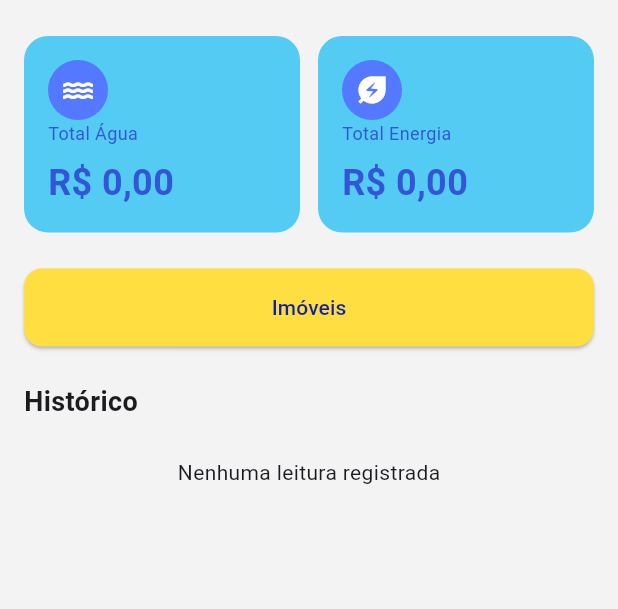
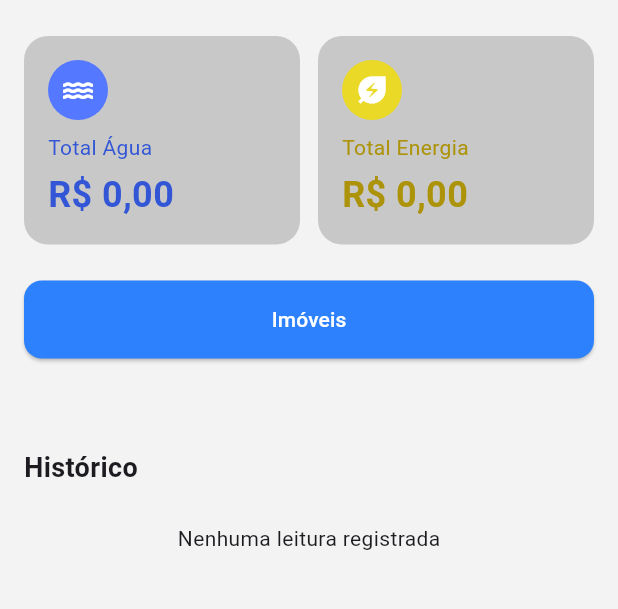
Before and after one commit to rafaelfmaranhao/medidor_plus, a Flutter app: the Dashboard screen opened directly, on a phone screen of 412 x 824 dp, the part 207-816 px from its top. Run offline on Flutter 3.47's test engine with Material 3 defaults, Android fonts, the phone set to English and light mode, and no system bars; our stand-ins replace datetime_picker_formfield_new, flutter_dotenv, shared_preferences; accounts and stored records are empty; network calls fail.

Commit message:
alteração de cores do dashboard

```diff
--- a/lib/screens/dashboard.dart
+++ b/lib/screens/dashboard.dart
@@ -78,7 +78,7 @@ class _DashboardState extends State<Dashboard> {
                   criarCards(),
                   SizedBox(height: 24),
                   btnAdd(context),
-                  SizedBox(height: 24),
+                  SizedBox(height: 60),
                   Text(
                     'Histórico',
                     style: TextStyle(fontSize: 18, fontWeight: FontWeight.bold),
@@ -155,7 +155,7 @@ class _DashboardState extends State<Dashboard> {
           child: Container(
             padding: EdgeInsets.all(16),
             decoration: BoxDecoration(
-              color: Color(0xFF53CBF3),
+              color: Color.fromARGB(255, 200, 200, 200),
               borderRadius: BorderRadius.circular(16),
             ),
             child: Column(
@@ -165,13 +165,15 @@ class _DashboardState extends State<Dashboard> {
                   backgroundColor: Color(0xFF5478FF),
                   child: Icon(Icons.water_sharp, color: Colors.white),
                 ),
-                SizedBox(width: 8),
+
+                SizedBox(height: 8,),
+
                 Text(
                   'Total Água',
-                  style: TextStyle(color: Color.fromARGB(255, 50, 86, 214), fontSize: 12),
+                  style: TextStyle(color: Color.fromARGB(255, 50, 86, 214), fontSize: 14),
                 ),
 
-                SizedBox(height: 8),
+                SizedBox(height: 5),
 
                 Text(
                   formatarReais(double.parse(totalAgua)),
@@ -192,27 +194,30 @@ class _DashboardState extends State<Dashboard> {
           child: Container(
             padding: EdgeInsets.all(16),
             decoration: BoxDecoration(
-              color: Color(0xFF53CBF3),
+              color: Color.fromARGB(255, 200, 200, 200),
               borderRadius: BorderRadius.circular(16),
             ),
             child: Column(
               crossAxisAlignment: CrossAxisAlignment.start,
               children: [
                 CircleAvatar(
-                  backgroundColor: Color(0xFF5478FF),
+                  backgroundColor: Color(0xFFEAD926),
                   child: Icon(Icons.energy_savings_leaf, color: Colors.white),
                 ),
+
+                SizedBox(height: 8,),
+
                 Text(
                   'Total Energia',
-                  style: TextStyle(color: Color.fromARGB(255, 50, 86, 214), fontSize: 12),
+                  style: TextStyle(color: Color.fromARGB(255, 172, 147, 9), fontSize: 14),
                 ),
 
-                SizedBox(height: 8),
+                SizedBox(height: 5),
 
                 Text(
                   formatarReais(double.parse(totalEnergia)),
                   style: TextStyle(
-                    color: Color.fromARGB(255, 50, 86, 214),
+                    color: Color.fromARGB(255, 172, 147, 9),
                     fontSize: 24,
                     fontWeight: FontWeight.bold,
                   ),
@@ -232,10 +237,9 @@ class _DashboardState extends State<Dashboard> {
         onPressed: () {
           Navigator.push(context, MaterialPageRoute(builder: (context) => ImoveisPage(),));
         },
-        label: Text('Imóveis'),
+        label: Text('Imóveis', style: TextStyle(color: Colors.white),),
         style: ElevatedButton.styleFrom(
-          backgroundColor: Color(0xFFFFDE42),
-          foregroundColor: Color(0xFF111FA2),
+          backgroundColor: Color(0xFF2E81FD),
           padding: EdgeInsets.symmetric(vertical: 16),
           shape: RoundedRectangleBorder(
             borderRadius: BorderRadiusGeometry.circular(12),
@@ -250,7 +254,7 @@ class _DashboardState extends State<Dashboard> {
       return Center(child: Text('Nenhuma leitura registrada'));
     }
     return Column(
-    children: _historico.map<Widget>((leitura) {  // ← adiciona <Widget>
+      children: _historico.map<Widget>((leitura) {// ← adiciona <Widget>
         final isAgua = leitura['tipo'] == 'agua';
 
         return ListTile(
```
Lines whose indentation alone changed are shown as unchanged.
